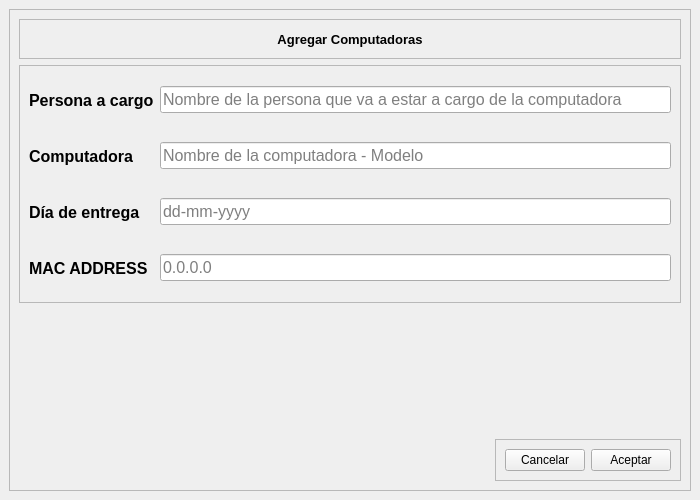
Salinas03/Sistema-Seguridad, file ui/ui_files/AgregarComputadoras.ui: the form before one commit.
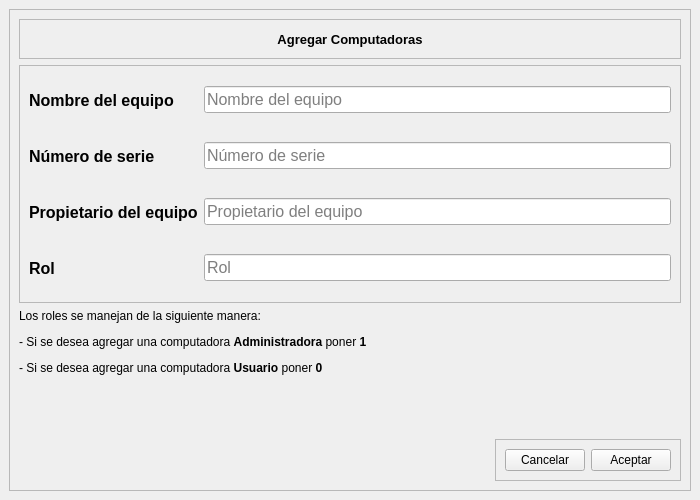
The form after the commit.

What changed in the file:
```diff
--- a/ui/ui_files/AgregarComputadoras.ui
+++ b/ui/ui_files/AgregarComputadoras.ui
@@ -117,7 +117,7 @@
              </font>
             </property>
             <property name="text">
-             <string>Persona a cargo</string>
+             <string>Nombre del equipo</string>
             </property>
            </widget>
           </item>
@@ -129,7 +129,7 @@
              </font>
             </property>
             <property name="placeholderText">
-             <string>Nombre de la persona que va a estar a cargo de la computadora</string>
+             <string>Nombre del equipo</string>
             </property>
            </widget>
           </item>
@@ -149,7 +149,7 @@
              </font>
             </property>
             <property name="text">
-             <string>Computadora</string>
+             <string>Número de serie</string>
             </property>
            </widget>
           </item>
@@ -161,7 +161,7 @@
              </font>
             </property>
             <property name="placeholderText">
-             <string>Nombre de la computadora - Modelo</string>
+             <string>Número de serie</string>
             </property>
            </widget>
           </item>
@@ -181,7 +181,7 @@
              </font>
             </property>
             <property name="text">
-             <string>Día de entrega</string>
+             <string>Propietario del equipo</string>
             </property>
            </widget>
           </item>
@@ -193,7 +193,7 @@
              </font>
             </property>
             <property name="placeholderText">
-             <string>dd-mm-yyyy</string>
+             <string>Propietario del equipo</string>
             </property>
            </widget>
           </item>
@@ -213,7 +213,7 @@
              </font>
             </property>
             <property name="text">
-             <string>MAC ADDRESS</string>
+             <string>Rol</string>
             </property>
            </widget>
           </item>
@@ -225,13 +225,20 @@
              </font>
             </property>
             <property name="placeholderText">
-             <string>0.0.0.0</string>
+             <string>Rol</string>
             </property>
            </widget>
           </item>
          </layout>
         </widget>
        </item>
+       <item>
+        <widget class="QLabel" name="label_2">
+         <property name="text">
+          <string>&lt;html&gt;&lt;head/&gt;&lt;body&gt;&lt;p&gt;Los roles se manejan de la siguiente manera:&lt;/p&gt;&lt;p&gt;- Si se desea agregar una computadora &lt;span style=&quot; font-weight:600;&quot;&gt;Administradora&lt;/span&gt; poner &lt;span style=&quot; font-weight:600;&quot;&gt;1&lt;/span&gt;&lt;/p&gt;&lt;p&gt;- Si se desea agregar una computadora &lt;span style=&quot; font-weight:600;&quot;&gt;Usuario&lt;/span&gt; poner &lt;span style=&quot; font-weight:600;&quot;&gt;0&lt;/span&gt;&lt;/p&gt;&lt;p&gt;&lt;br/&gt;&lt;/p&gt;&lt;/body&gt;&lt;/html&gt;</string>
+         </property>
+        </widget>
+       </item>
        <item alignment="Qt::AlignRight|Qt::AlignBottom">
         <widget class="QFrame" name="frame_4">
          <property name="frameShape">
```
Left out of the diff: 8 changed lines with no effect on the pictures.
